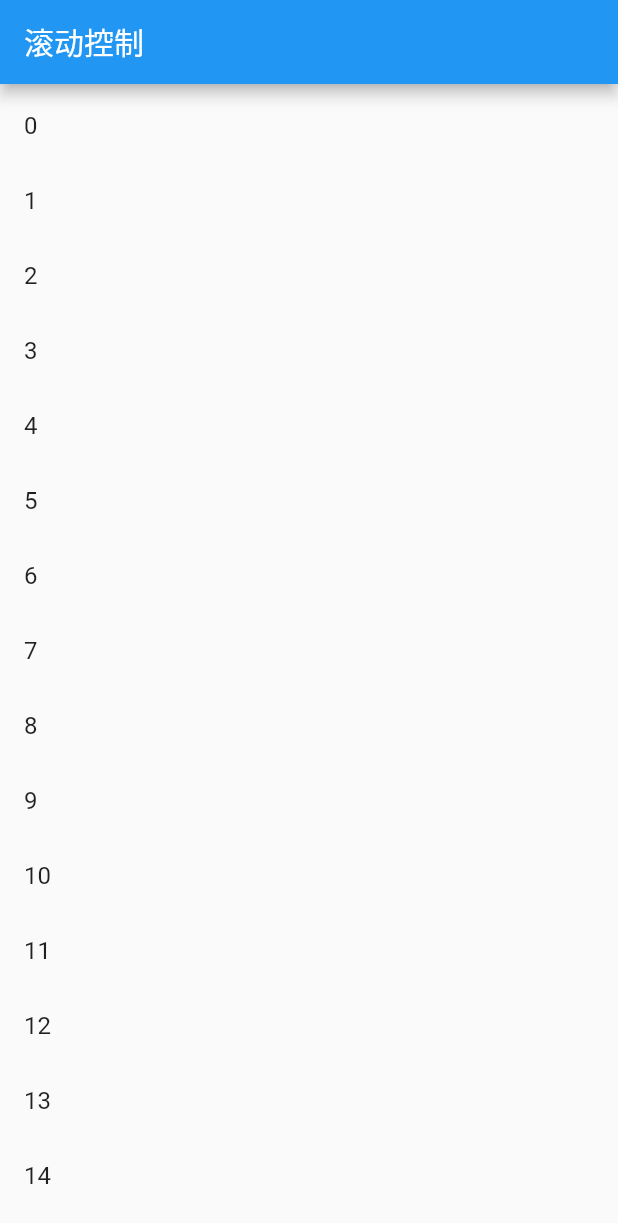
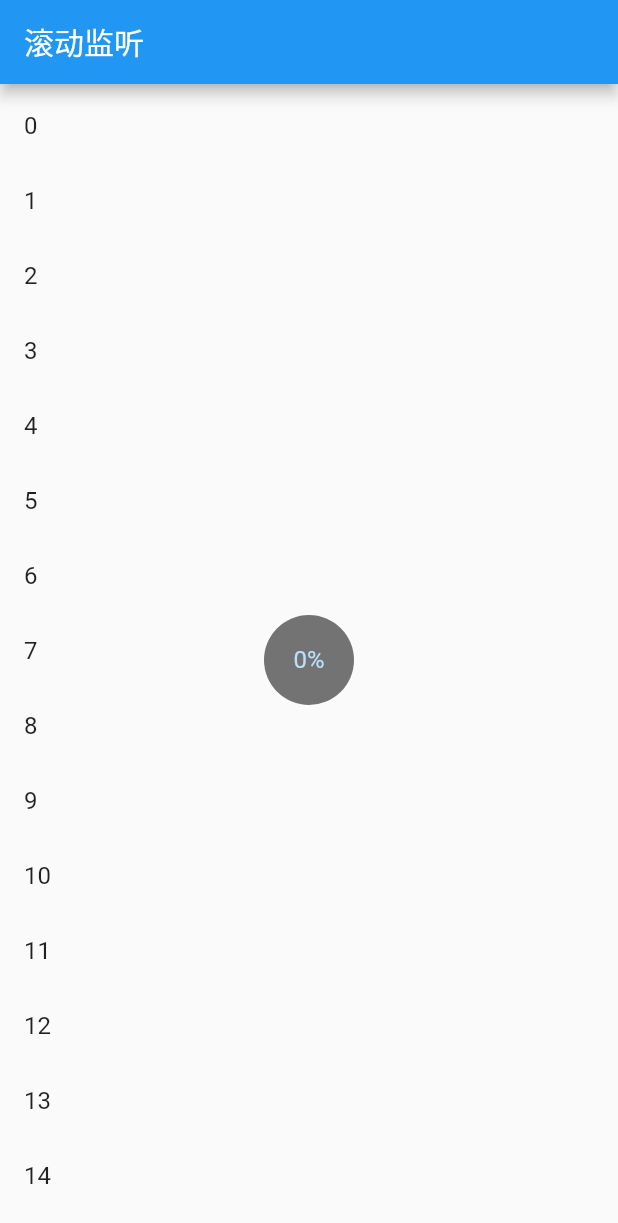
Before and after one commit to real-jacket/flutter-demo, a Flutter app: the screen it shows after launch, on a phone screen of 412 x 824 dp. Shown: the top 1223 px of the screen. Run offline on Flutter 3.47's test engine with Material 2 defaults, Android fonts, the phone set to English and light mode, and no system bars.

Commit message:
滚动监听 NotificationListener

```diff
--- a/lib/main.dart
+++ b/lib/main.dart
@@ -10,69 +10,57 @@ class MyApp extends StatelessWidget {
       theme: new ThemeData(
         primaryColor: Colors.blue,
       ),
-      home: ScrollControllerTestRoute(),
+      home: ScrollNotificationTestRoute(),
     );
   }
 }
 
-class ScrollControllerTestRoute extends StatefulWidget {
+class ScrollNotificationTestRoute extends StatefulWidget {
   @override
-  _ScrollControllerTestRouteState createState() =>
-      _ScrollControllerTestRouteState();
+  _ScrollNotificationTestRouteState createState() =>
+      _ScrollNotificationTestRouteState();
 }
 
-class _ScrollControllerTestRouteState extends State<ScrollControllerTestRoute> {
-  ScrollController _controller = ScrollController();
-  bool showToButton = false;
-
-  @override
-  void initState() {
-    _controller.addListener(() {
-      print(_controller.position);
-      if (_controller.offset < 1000 && showToButton) {
-        setState(() {
-          showToButton = false;
-        });
-      } else if (_controller.offset >= 1000 && showToButton == false) {
-        setState(() {
-          showToButton = true;
-        });
-      }
-    });
-  }
-
-  @override
-  void dispose() {
-    _controller.dispose();
-    super.dispose();
-  }
+class _ScrollNotificationTestRouteState
+    extends State<ScrollNotificationTestRoute> {
+  String _progress = '0%';
 
   @override
   Widget build(BuildContext context) {
     return Scaffold(
       appBar: AppBar(
-        title: Text('滚动控制'),
+        title: Text('滚动监听'),
       ),
       body: Scrollbar(
-        child: ListView.builder(
+        child: NotificationListener<ScrollNotification>(
+          onNotification: (ScrollNotification notification) {
+            double progress = notification.metrics.pixels /
+                notification.metrics.maxScrollExtent;
+            setState(() {
+              _progress = "${(progress * 100).toInt()}%";
+            });
+            print("Bottom:${notification.metrics.extentAfter == 0}");
+          },
+          child: Stack(
+            alignment: Alignment.center,
+            children: <Widget>[
+              ListView.builder(
                 itemCount: 100,
-          itemExtent: 50.0,
-          controller: _controller,
+                itemExtent: 50,
                 itemBuilder: (context, index) {
                   return ListTile(
                     title: Text('$index'),
                   );
                 },
               ),
+              CircleAvatar(
+                radius: 30,
+                child: Text(_progress),
+                backgroundColor: Colors.black54,
+              )
+            ],
           ),
-      floatingActionButton: !showToButton
-          ? null
-          : FloatingActionButton(
-              child: Icon(Icons.arrow_upward),
-              onPressed: () {
-                _controller.animateTo(.0,
-                    duration: Duration(microseconds: 200), curve: Curves.ease);
-              },
+        ),
       ),
     );
   }
```
Lines whose indentation alone changed are shown as unchanged.
